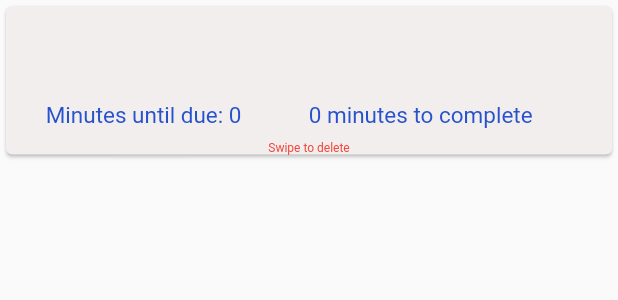
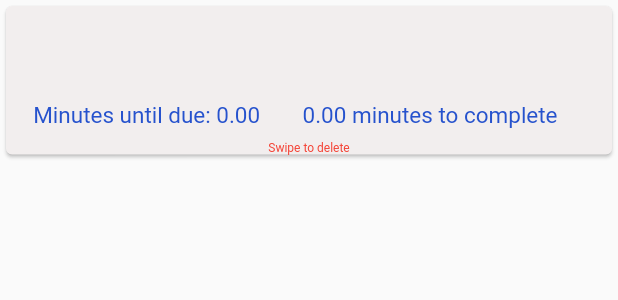
Before and after one commit to kelwishahy/heads-up-prototype, a Flutter app: the TaskCard widget shown alone on an empty page, opened directly with empty values, on a phone screen of 412 x 824 dp. Shown: the top 300 px of the screen. Run offline on Flutter 3.47's test engine with Material 2 defaults, Android fonts, the phone set to English and light mode, and no system bars; our stand-ins replace speech_to_text; missing offline and left inert: pausable_timer.

Commit message:
Use seconds instead of minutes, input decimal times, notifications more spaced out, time until due counter updates every 30 seconds

```diff
--- a/heads_up_prototype/lib/components/task_card.dart
+++ b/heads_up_prototype/lib/components/task_card.dart
@@ -2,8 +2,8 @@ import 'package:flutter/material.dart';
 
 class TaskCard extends StatelessWidget {
   final String taskName;
-  final int due;
-  final int hoursToComplete;
+  final double due;
+  final double hoursToComplete;
 
   const TaskCard(
       {super.key,
@@ -27,11 +27,12 @@ class TaskCard extends StatelessWidget {
             child: Row(
               mainAxisAlignment: MainAxisAlignment.spaceEvenly,
               children: <Widget>[
-                Text('Minutes until due: $due',
+                Text('Minutes until due: ${due.toStringAsFixed(2)}',
                     style: const TextStyle(
                         color: Color(0xff2652cd), fontSize: 15)),
                 const SizedBox(width: 8),
-                Text("$hoursToComplete minutes to complete",
+                Text(
+                    "${hoursToComplete.toStringAsFixed(2)} minutes to complete",
                     style: const TextStyle(
                         color: Color(0xff2652cd), fontSize: 15)),
                 const SizedBox(width: 8),
```
Also changed, not shown: heads_up_prototype/lib/components/add_task_dialog.dart (+17 -15 lines), heads_up_prototype/lib/pages/home_page.dart (+20 -15 lines).
